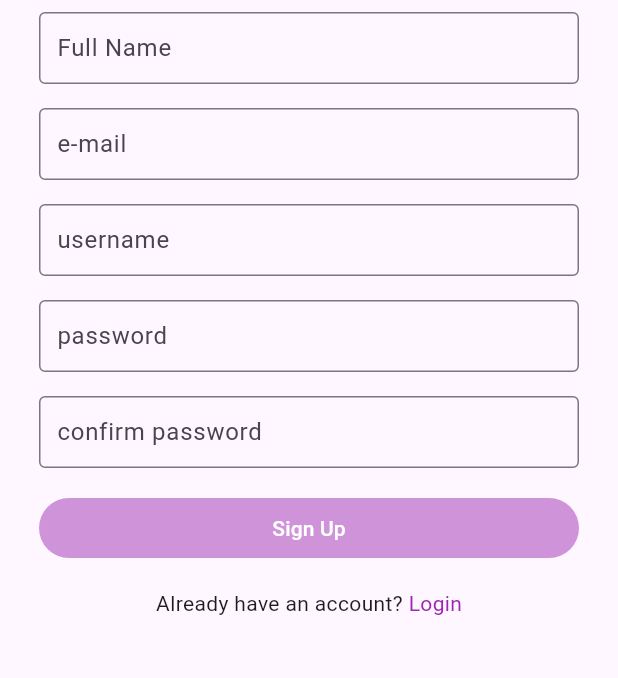
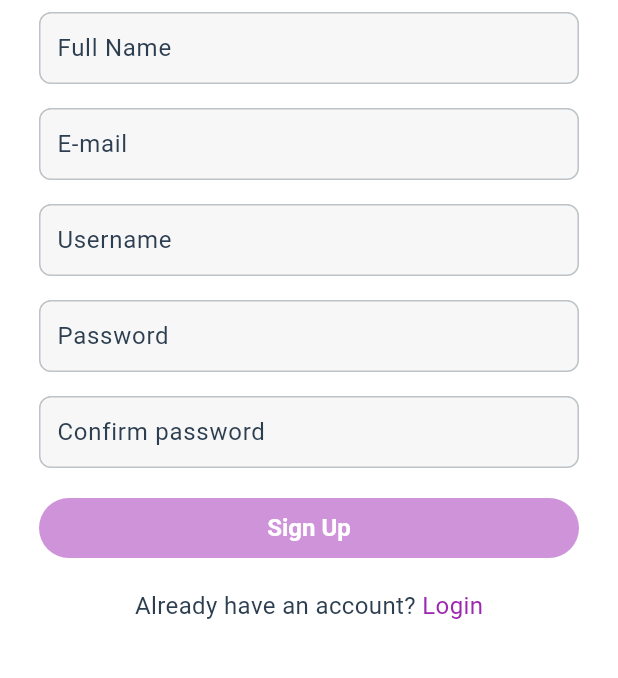
Before and after one commit to Haileamlak/Hakime, a Flutter app: the screen it shows after launch, after a tap on "Sign Up", on a phone screen of 412 x 824 dp, the part 327-1005 px from its top. Run offline on Flutter 3.47's test engine with Material 3 defaults, Android fonts, the light colour scheme and no system bars; our stand-ins replace file_picker, firebase_core, firebase_storage; accounts and stored records are empty; network calls fail; Roboto replaces fonts that are missing (OpenSans).

Commit message:
Improved login and sign up pages and added theme data

```diff
--- /dev/null
+++ b/lib/app_theme.dart
@@ -0,0 +1,176 @@
+import 'package:flutter/material.dart';
+
+const ColorScheme colorScheme = ColorScheme(
+  brightness: Brightness.light,
+  primary:   Colors.deepPurple, //
+  onPrimary: Colors.white,
+  secondary: Color(0xFF3498DB), // Blue
+  onSecondary: Colors.black,
+  error: Color(0xFFE74C3C), // Red
+  onError: Colors.white,
+  background: Color(0xFFFFFFFF), // White
+  onBackground: Color(0xFF2C3E50), // Dark Gray
+  surface: Color(0xFFECF0F1), // Light Blue
+  onSurface: Color(0xFF2C3E50), // Dark Gray
+);
+
+final ThemeData appTheme = ThemeData(
+  useMaterial3: true,
+  brightness: Brightness.light,
+  primaryColor: colorScheme.primary,
+  colorScheme: colorScheme,
+  scaffoldBackgroundColor: colorScheme.background,
+  canvasColor: colorScheme.surface,
+  cardColor: Colors.white,
+  dividerColor: const Color(0xFFBDC3C7),
+  focusColor: const Color(0xFF2ECC71), // Green
+  hoverColor: const Color(0xFFE74C3C), // Red
+  splashColor: const Color(0xFFE74C3C).withOpacity(0.3),
+  highlightColor: const Color(0xFFE74C3C).withOpacity(0.2),
+  disabledColor: const Color(0xFFBDC3C7),
+  hintColor: const Color(0xFF7F8C8D),
+
+  textTheme: TextTheme(
+    displayLarge: TextStyle(
+      fontSize: 24.0,
+      fontWeight: FontWeight.bold,
+      color: colorScheme.onBackground,
+    ),
+    titleLarge: TextStyle(
+      fontSize: 20.0,
+      fontWeight: FontWeight.bold,
+      color: colorScheme.onBackground,
+    ),
+    bodyMedium: TextStyle(
+      fontSize: 16.0,
+      fontFamily: 'Roboto',
+      color: colorScheme.onBackground,
+    ),
+    bodySmall: TextStyle(
+      fontSize: 14.0,
+      fontFamily: 'OpenSans',
+      color: colorScheme.onSurface,
+    ),
+  ),
+  iconTheme: IconThemeData(
+    color: colorScheme.onSurface,
+    size: 24.0,
+  ),
+  buttonTheme: const ButtonThemeData(
+    buttonColor: Color(0xFF1ABC9C), // Teal
+    textTheme: ButtonTextTheme.primary,
+  ),
+  appBarTheme: AppBarTheme(
+    backgroundColor: Colors.white,
+    // elevation: 4,
+    titleTextStyle: TextStyle(
+      color: colorScheme.primary,
+      fontSize: 20.0,
+      fontWeight: FontWeight.bold,
+    ),
+  ),
+  floatingActionButtonTheme: FloatingActionButtonThemeData(
+    backgroundColor: colorScheme.primary,
+  ),
+  inputDecorationTheme: InputDecorationTheme(
+    filled: true,
+    fillColor: const Color(0xFFF7F7F7),
+    border: OutlineInputBorder(
+      borderRadius: BorderRadius.circular(8.0),
+      borderSide: BorderSide.none,
+    ),
+    enabledBorder: OutlineInputBorder(
+      borderSide: const BorderSide(color: Color(0xFFBDC3C7)),
+      borderRadius: BorderRadius.circular(8.0),
+    ),
+    focusedBorder: OutlineInputBorder(
+      borderSide: BorderSide(color: colorScheme.primary),
+      borderRadius: BorderRadius.circular(8.0),
+    ),
+    hintStyle: const TextStyle(color: Color(0xFFBDC3C7)),
+  ),
+  elevatedButtonTheme: ElevatedButtonThemeData(
+    style: ElevatedButton.styleFrom(
+      backgroundColor: colorScheme.primary,
+      foregroundColor: Colors.white,
+      shape: RoundedRectangleBorder(
+        borderRadius: BorderRadius.circular(8.0),
+      ),
+      textStyle: const TextStyle(
+        fontSize: 16,
+        fontWeight: FontWeight.w600,
+        fontFamily: 'OpenSans',
+      ),
+    ),
+  ),
+  textButtonTheme: TextButtonThemeData(
+    style: TextButton.styleFrom(
+      foregroundColor: colorScheme.primary,
+      textStyle: const TextStyle(
+        fontSize: 16.0,
+        fontWeight: FontWeight.bold,
+        fontFamily: 'OpenSans',
+      ),
+    ),
+  ),
+  outlinedButtonTheme: OutlinedButtonThemeData(
+    style: OutlinedButton.styleFrom(
+      side: BorderSide(color: colorScheme.primary),
+      shape: RoundedRectangleBorder(
+        borderRadius: BorderRadius.circular(8.0),
+      ),
+      textStyle: const TextStyle(
+        fontSize: 16,
+        fontWeight: FontWeight.bold,
+        fontFamily: 'OpenSans',
+      ),
+    ),
+  ),
+  bottomNavigationBarTheme: BottomNavigationBarThemeData(
+    backgroundColor: Colors.white,
+    selectedItemColor: colorScheme.primary,
+    unselectedItemColor: const Color(0xFFBDC3C7),
+    elevation: 8,
+  ),
+  sliderTheme: SliderThemeData(
+    activeTrackColor: colorScheme.primary,
+    inactiveTrackColor: const Color(0xFFBDC3C7),
+    thumbColor: colorScheme.primary,
+    overlayColor: colorScheme.primary.withOpacity(0.3),
+    valueIndicatorColor: colorScheme.primary,
+    valueIndicatorTextStyle: const TextStyle(color: Colors.white),
+  ),
+  tabBarTheme: TabBarTheme(
+    labelColor: colorScheme.primary,
+    unselectedLabelColor: const Color(0xFFBDC3C7),
+    indicator: BoxDecoration(
+      border: Border(
+        bottom: BorderSide(
+          color: colorScheme.primary,
+          width: 2.0,
+        ),
+      ),
+    ),
+  ),
+  snackBarTheme: SnackBarThemeData(
+    backgroundColor: colorScheme.primary,
+    contentTextStyle: const TextStyle(color: Colors.white),
+  ),
+  dialogTheme: DialogTheme(
+    backgroundColor: Colors.white,
+    shape: RoundedRectangleBorder(
+      borderRadius: BorderRadius.circular(12.0),
+    ),
+  ),
+  checkboxTheme: CheckboxThemeData(
+    checkColor: MaterialStateProperty.all<Color>(Colors.white),
+    fillColor: MaterialStateProperty.all<Color>(colorScheme.primary),
+  ),
+  radioTheme: RadioThemeData(
+    fillColor: MaterialStateProperty.all<Color>(colorScheme.primary),
+  ),
+  switchTheme: SwitchThemeData(
+    trackColor: MaterialStateProperty.all<Color>(colorScheme.primary),
+    thumbColor: MaterialStateProperty.all<Color>(Colors.white),
+  ),
+);
--- a/lib/main.dart
+++ b/lib/main.dart
@@ -15,6 +15,7 @@ import 'package:tenawo_beslkwo/routes/Drug/drugs.dart';
 import 'package:tenawo_beslkwo/routes/Symptom/symptoms.dart';
 import 'package:tenawo_beslkwo/routes/login_page.dart';
 import 'package:tenawo_beslkwo/routes/user_profile.dart';
+import 'package:tenawo_beslkwo/app_theme.dart';
 
 Future<void> main() async {
   WidgetsFlutterBinding.ensureInitialized();
@@ -30,16 +31,7 @@ class MyApp extends StatelessWidget {
     return MaterialApp(
       debugShowCheckedModeBanner: false,
       title: 'ሐኪሜ',
-      theme: ThemeData(
-        colorScheme: ColorScheme.fromSeed(seedColor: Colors.deepPurple),
-        useMaterial3: true,
-        // textTheme: TextTheme(
-        //     bodyLarge: TextStyle(fontSize: 20),
-        //     bodyMedium: TextStyle(fontSize: 16),
-        //     bodySmall: TextStyle(fontSize: 12),
-        //     displayLarge: TextStyle(fontSize: 25),
-        //     ),
-      ),
+      theme: appTheme,
       home: const LoginPage(),
     );
   }
--- a/lib/routes/Disease/disease_admin.dart
+++ b/lib/routes/Disease/disease_admin.dart
@@ -1,5 +1,4 @@
 import 'package:flutter/material.dart';
-import 'package:tenawo_beslkwo/assets/diseases_list.dart';
 import 'package:tenawo_beslkwo/ip.dart';
 import 'package:tenawo_beslkwo/models/Disease/disease.dart';
 import 'package:tenawo_beslkwo/models/Disease/disease_model.dart';
--- a/lib/routes/login_page.dart
+++ b/lib/routes/login_page.dart
@@ -140,7 +140,7 @@ class _LoginPageState extends State<LoginPage> {
               decoration: const InputDecoration(
                 contentPadding: EdgeInsets.all(15),
                 border: OutlineInputBorder(),
-                hintText: "e-mail",
+                labelText: "E-mail",
               ),
             ),
           ),
@@ -151,7 +151,7 @@ class _LoginPageState extends State<LoginPage> {
               decoration: const InputDecoration(
                 contentPadding: EdgeInsets.all(15),
                 border: OutlineInputBorder(),
-                hintText: "password",
+                labelText: "Password",
               ),
               obscureText: true,
             ),
--- a/lib/routes/sign_up.dart
+++ b/lib/routes/sign_up.dart
@@ -56,7 +56,7 @@ class _SignUpState extends State<SignUp> {
                 decoration: const InputDecoration(
                   contentPadding: EdgeInsets.all(8),
                   border: OutlineInputBorder(),
-                  hintText: "Full Name",
+                  labelText: "Full Name",
                 ),
                 keyboardType: TextInputType.name,
               ),
@@ -68,7 +68,7 @@ class _SignUpState extends State<SignUp> {
                 decoration: const InputDecoration(
                   contentPadding: EdgeInsets.all(8),
                   border: OutlineInputBorder(),
-                  hintText: "e-mail",
+                  labelText: "E-mail",
                 ),
                 keyboardType: TextInputType.emailAddress,
               ),
@@ -80,7 +80,7 @@ class _SignUpState extends State<SignUp> {
                 decoration: const InputDecoration(
                   contentPadding: EdgeInsets.all(8),
                   border: OutlineInputBorder(),
-                  hintText: "username",
+                  labelText: "Username",
                 ),
               ),
             ),
@@ -91,7 +91,7 @@ class _SignUpState extends State<SignUp> {
                 decoration: const InputDecoration(
                   contentPadding: EdgeInsets.all(8),
                   border: OutlineInputBorder(),
-                  hintText: "password",
+                  labelText: "Password",
                 ),
                 obscureText: true,
               ),
@@ -103,7 +103,7 @@ class _SignUpState extends State<SignUp> {
                 decoration: const InputDecoration(
                   contentPadding: EdgeInsets.all(8),
                   border: OutlineInputBorder(),
-                  hintText: "confirm password",
+                  labelText: "Confirm password",
                 ),
                 obscureText: true,
               ),
```
